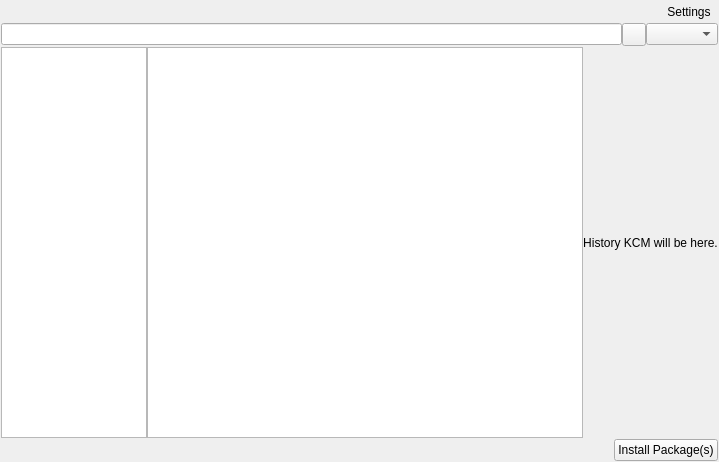
The window that kde/package-manager/manager/ui/mainwidget_v3.ui (pars-linux/uludag) describes before a commit, drawn with Qt 5.
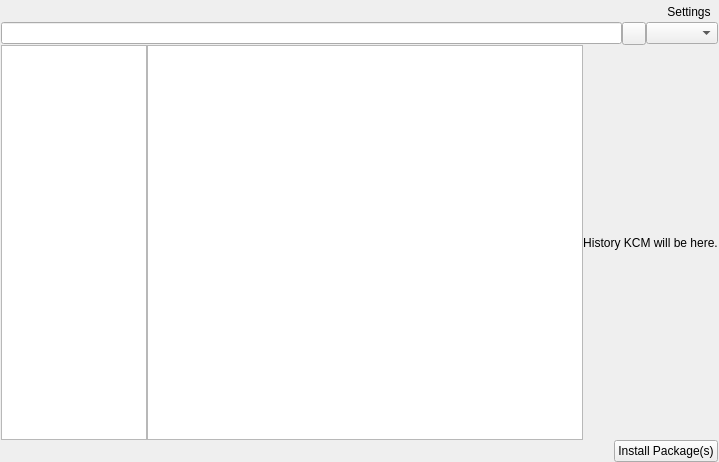
The same window after the commit. Custom widgets are drawn as their Qt base class.

Commit message: * Fix layout stretch

What changed in the file:
```diff
--- a/kde/package-manager/manager/ui/mainwidget_v3.ui
+++ b/kde/package-manager/manager/ui/mainwidget_v3.ui
@@ -14,11 +14,20 @@
    <string>Form</string>
   </property>
   <layout class="QGridLayout" name="gridLayout_2">
+   <property name="leftMargin">
+    <number>1</number>
+   </property>
+   <property name="topMargin">
+    <number>1</number>
+   </property>
+   <property name="rightMargin">
+    <number>1</number>
+   </property>
+   <property name="bottomMargin">
+    <number>0</number>
+   </property>
    <property name="verticalSpacing">
-    <number>1</number>
-   </property>
-   <property name="margin">
-    <number>1</number>
+    <number>0</number>
    </property>
    <item row="0" column="0">
     <layout class="QHBoxLayout" name="horizontalLayout">
@@ -225,6 +234,18 @@
    </item>
    <item row="3" column="0">
     <widget class="QWidget" name="actions" native="true">
+     <property name="sizePolicy">
+      <sizepolicy hsizetype="Preferred" vsizetype="Preferred">
+       <horstretch>0</horstretch>
+       <verstretch>0</verstretch>
+      </sizepolicy>
+     </property>
+     <property name="maximumSize">
+      <size>
+       <width>16777215</width>
+       <height>25</height>
+      </size>
+     </property>
      <layout class="QGridLayout" name="gridLayout">
       <property name="verticalSpacing">
        <number>0</number>
```
Left out of the diff: 50 changed lines with no effect on the pictures.
